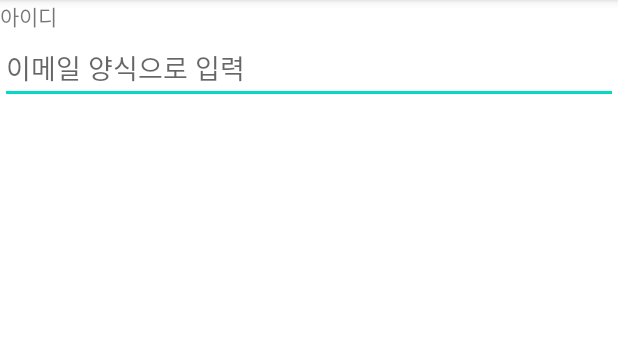
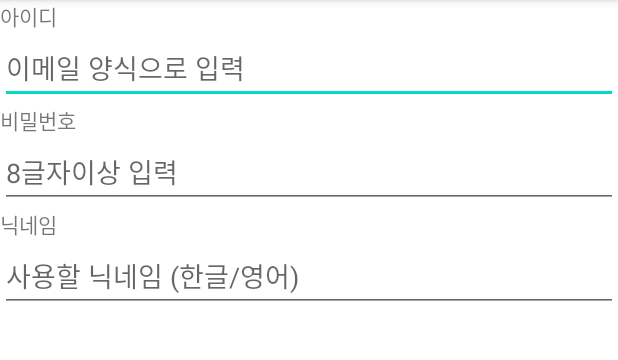
Before and after one commit to gara-age/UIPractice_20210822, an Android app: the screen it shows after launch (MainActivity), on a phone screen of 412 x 824 dp, the part 84-444 px from its top. Run offline under Robolectric (Android 15) with nearby library versions, the phone set to English and light mode, and no system bars.

Commit message:
singleLine, imeOptions 체험

```diff
--- a/app/src/main/res/layout/activity_main.xml
+++ b/app/src/main/res/layout/activity_main.xml
@@ -20,4 +20,27 @@
         android:hint="이메일 양식으로 입력"
         android:inputType="textEmailAddress"/>
 
+    <TextView
+        android:layout_width="wrap_content"
+        android:layout_height="wrap_content"
+        android:text="비밀번호"/>
+
+    <EditText
+        android:layout_width="match_parent"
+        android:layout_height="wrap_content"
+        android:inputType="textPassword"
+        android:hint="8글자이상 입력" />
+
+    <TextView
+        android:layout_width="wrap_content"
+        android:layout_height="wrap_content"
+        android:text="닉네임"/>
+
+    <EditText
+        android:layout_width="match_parent"
+        android:layout_height="wrap_content"
+        android:singleLine="true"
+        android:imeOptions="actionSearch"
+        android:hint="사용할 닉네임 (한글/영어)" />
+
 </LinearLayout>
```
